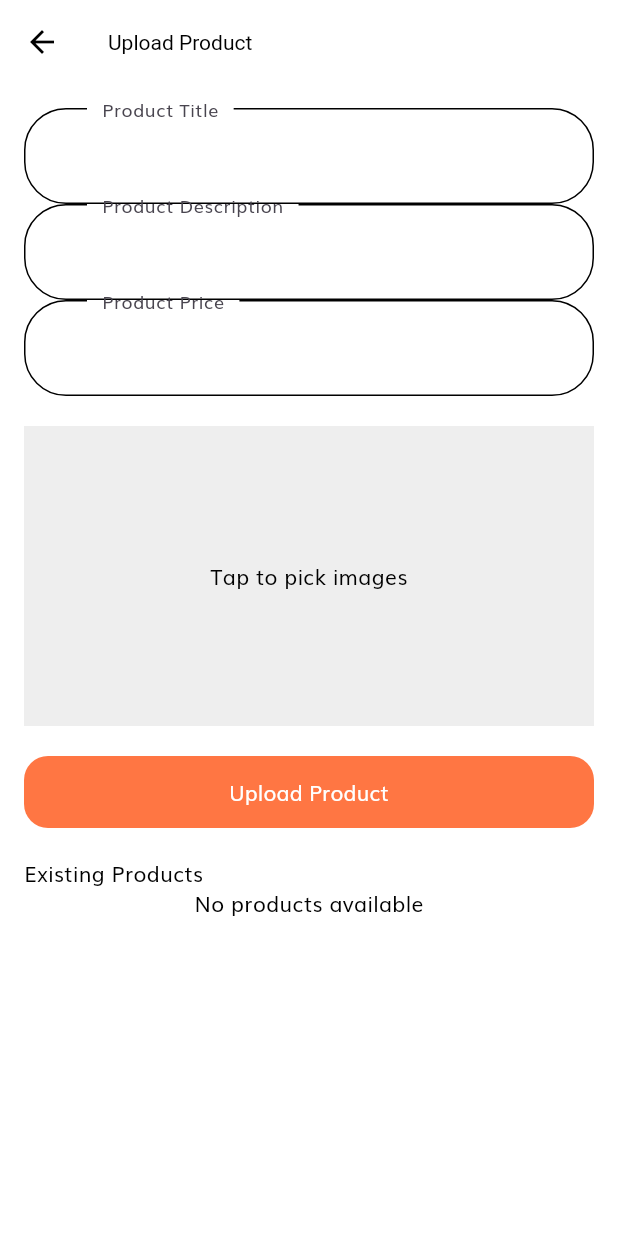
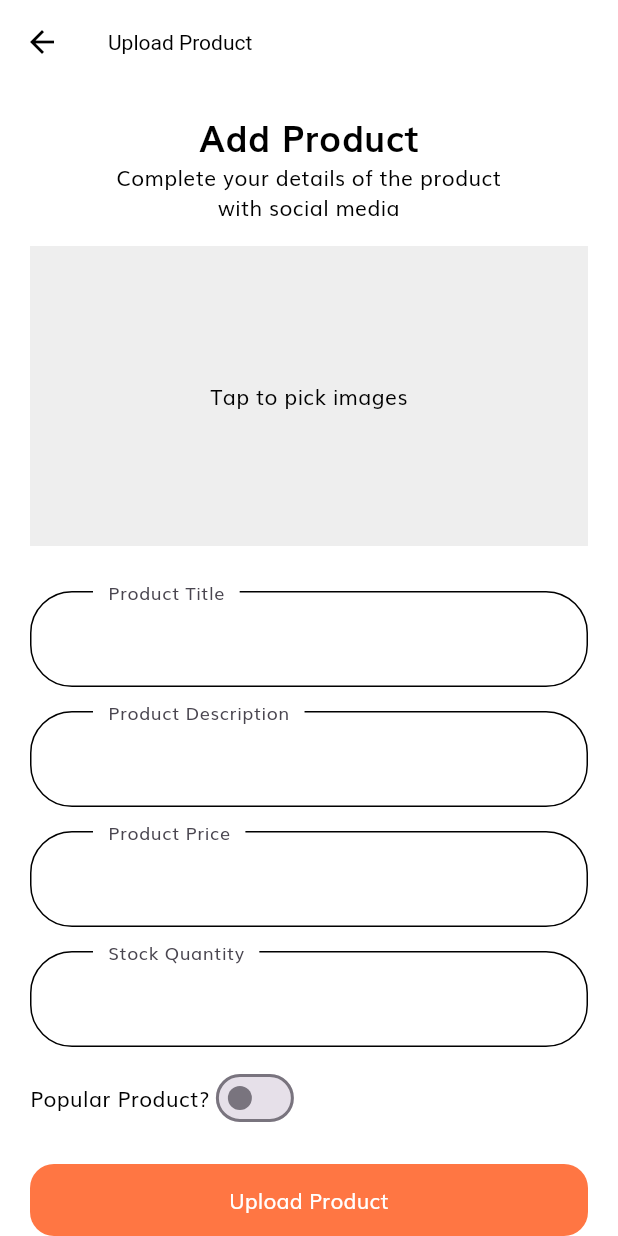
Before and after one commit to izmeera2000/SmartShop, a Flutter app: the SellScreen screen opened by its route, after a tap on "Upload Product", on a phone screen of 412 x 824 dp. Run offline on Flutter 3.47's test engine with Material 3 defaults, Android fonts, the light colour scheme and no system bars; our stand-ins replace cloud_firestore, firebase_auth, firebase_core, firebase_storage, flutter_svg, image_picker and 2 more; missing offline and left inert: firebase_app_check; accounts and stored records are empty.

```diff
--- a/smartshopflutter/lib/routes.dart
+++ b/smartshopflutter/lib/routes.dart
@@ -14,6 +14,7 @@ import 'screens/sign_in/sign_in_screen.dart';
 import 'screens/sign_up/sign_up_screen.dart';
 import 'screens/splash/splash_screen.dart';
 import 'screens/sell/sell_screen.dart';
+import 'screens/sell/sell_lists_screen.dart';
 
 // We use name route
 // All our routes will be available here
@@ -32,4 +33,5 @@ final Map<String, WidgetBuilder> routes = {
   CartScreen.routeName: (context) => const CartScreen(),
   ProfileScreen.routeName: (context) => const ProfileScreen(),
   SellScreen.routeName: (context) => const SellScreen(),
+  SellListScreen.routeName: (context) => const SellListScreen(),
 };
--- a/smartshopflutter/lib/screens/init_screen.dart
+++ b/smartshopflutter/lib/screens/init_screen.dart
@@ -4,7 +4,7 @@ import 'package:smartshopflutter/constants.dart';
 import 'package:smartshopflutter/screens/favorite/favorite_screen.dart';
 import 'package:smartshopflutter/screens/home/home_screen.dart';
 import 'package:smartshopflutter/screens/profile/profile_screen.dart';
-import 'package:smartshopflutter/screens/sell/sell_screen.dart';
+import 'package:smartshopflutter/screens/sell/sell_lists_screen.dart';
 
 const Color inActiveIconColor = Color(0xFFB6B6B6);
 
@@ -28,7 +28,7 @@ class _InitScreenState extends State<InitScreen> {
 
   final pages = [
     const HomeScreen(),
-    const SellScreen(),
+    const SellListScreen(),
     const Center(
       child: Text("Chat"),
     ),
--- a/smartshopflutter/lib/screens/sell/sell_screen.dart
+++ b/smartshopflutter/lib/screens/sell/sell_screen.dart
@@ -2,6 +2,7 @@ import 'package:cloud_firestore/cloud_firestore.dart';
 import 'package:flutter/material.dart';
 import 'package:image_picker/image_picker.dart';
 import 'package:firebase_storage/firebase_storage.dart';
+import 'package:smartshopflutter/constants.dart';
 import 'dart:io';
 import 'package:smartshopflutter/models/Product.dart';
 import 'package:smartshopflutter/components/product_card.dart';
@@ -11,6 +12,7 @@ import '../../../helper/permission.dart';
 
 class SellScreen extends StatefulWidget {
   static const String routeName = "/sell";
+
   const SellScreen({super.key});
 
   @override
@@ -24,88 +26,72 @@ class _SellScreenState extends State<SellScreen> {
   final _titleController = TextEditingController();
   final _descriptionController = TextEditingController();
   final _priceController = TextEditingController();
+  final _stockController = TextEditingController(); // ✅ Added for stock input
+  bool _isPopular = false; // ✅ Added for popular toggle
 
-  Future<List<Product>> fetchProducts() async {
-    final snapshot =
-        await FirebaseFirestore.instance.collection('products').get();
-    return snapshot.docs
-        .map((doc) => Product.fromFirestore(doc.data(), doc.id))
-        .toList();
-  }
+  // Upload function (modified below)
 
   Future<void> uploadProduct() async {
     if (_image == null ||
         _titleController.text.isEmpty ||
         _descriptionController.text.isEmpty ||
-      _priceController.text.isEmpty) {
+        _priceController.text.isEmpty ||
+        _stockController.text.isEmpty) {
+      // ✅ Validate stock too
       print("All fields are required!");
       return;
     }
 
     try {
-    // Get the current user's UID (userId)
       String? userId = await getUserID();
-
-    // Create a list to store image paths
       List<String> imagePaths = [];
 
-    // Check if _image is a List<File> (multiple images)
       if (_image is List<File>) {
-      // Upload each image to Firebase Storage
         for (var image in _image!) {
-        // Define the path for Firebase Storage
-        final filePath = 'products/controller_${DateTime.now().millisecondsSinceEpoch}.jpg';
-
-        // Get a reference to Firebase Storage
+          final filePath =
+              'products/${DateTime.now().millisecondsSinceEpoch}.jpg';
           final storageRef = FirebaseStorage.instance.ref().child(filePath);
-
-        // Upload the file to Firebase Storage
           final uploadTask = storageRef.putFile(image);
           await uploadTask;
-
-        // Instead of getting the download URL, save only the file path
-        imagePaths.add(filePath); // Add the storage path to the list
+          imagePaths.add(filePath);
         }
       }
 
-    // Add product data to Firestore
       final productData = {
         'title': _titleController.text,
         'description': _descriptionController.text,
         'price': double.tryParse(_priceController.text) ?? 0.0,
-      'images': imagePaths, // Store the list of image paths in Firestore
-      'userId': userId, // Add the userId to the product data
+        'stock':
+            int.tryParse(_stockController.text) ?? 0, // ✅ Save stock as int
+        'popular': _isPopular, // ✅ Save popular as bool
+        'images': imagePaths,
+        'userId': userId,
       };
 
       await FirebaseFirestore.instance.collection('products').add(productData);
 
       print("Product uploaded successfully!");
 
-    // Clear form fields
       _titleController.clear();
       _descriptionController.clear();
       _priceController.clear();
+      _stockController.clear();
       setState(() {
-      _image = null; // Clear selected images
+        _image = null;
+        _isPopular = false;
       });
     } catch (e) {
       print("Error uploading product: $e");
     }
   }
 
-  // Updated to handle multiple image selections
   Future<void> pickImage() async {
     final picker = ImagePicker();
-
-    // Request permissions first
     await requestPermissions();
-
-    // Pick multiple images from the gallery
     final pickedFiles = await picker.pickMultiImage();
 
     if (pickedFiles != null && pickedFiles.isNotEmpty) {
       setState(() {
-        // Convert picked files into a list of File objects
         _image = pickedFiles.map((file) => File(file.path)).toList();
       });
     } else {
@@ -118,24 +104,19 @@ Future<void> uploadProduct() async {
     return Scaffold(
       appBar: AppBar(title: const Text("Upload Product")),
       body: Padding(
-        padding: const EdgeInsets.all(16.0),
-        child: ListView(
+            padding: const EdgeInsets.symmetric(horizontal: 20),
+        child: SingleChildScrollView(
+          child: Column(
             children: [
-            TextField(
-              controller: _titleController,
-              decoration: const InputDecoration(labelText: "Product Title"),
+              Column(
+                children: [
+                  const SizedBox(height: 16),
+                  const Text("Add Product", style: headingStyle),
+                  const Text(
+                    "Complete your details of the product  \nwith social media",
+                    textAlign: TextAlign.center,
                   ),
-            TextField(
-              controller: _descriptionController,
-              decoration:
-                  const InputDecoration(labelText: "Product Description"),
-            ),
-            TextField(
-              controller: _priceController,
-              keyboardType: TextInputType.number,
-              decoration: const InputDecoration(labelText: "Product Price"),
-            ),
-            const SizedBox(height: 20),
+                  const SizedBox(height: 16),
                   GestureDetector(
                     onTap: pickImage,
                     child: Container(
@@ -160,53 +141,62 @@ Future<void> uploadProduct() async {
                             ),
                     ),
                   ),
+                  const SizedBox(height: 30),
+
+                  TextField(
+                    controller: _titleController,
+                    decoration:
+                        const InputDecoration(labelText: "Product Title"),
+                  ),
+                  const SizedBox(height: 16),
+
+                  TextField(
+                    controller: _descriptionController,
+                    decoration:
+                        const InputDecoration(labelText: "Product Description"),
+                  ),
+                  const SizedBox(height: 16),
+
+                  TextField(
+                    controller: _priceController,
+                    keyboardType: TextInputType.number,
+                    decoration:
+                        const InputDecoration(labelText: "Product Price"),
+                  ),
+                  const SizedBox(height: 16),
+
+                  TextField(
+                    controller: _stockController, // ✅ Added stock input field
+                    keyboardType: TextInputType.number,
+                    decoration:
+                        const InputDecoration(labelText: "Stock Quantity"),
+                  ),
+                  const SizedBox(height: 10),
+                  Row(
+                    children: [
+                      const Text("Popular Product?"),
+                      Switch(
+                        value: _isPopular,
+                        onChanged: (value) {
+                          setState(() {
+                            _isPopular = value;
+                          });
+                        },
+                      ),
+                    ],
+                  ),
+
                   const SizedBox(height: 20),
                   ElevatedButton(
                     onPressed: uploadProduct,
                     child: const Text("Upload Product"),
                   ),
-            const SizedBox(height: 20),
-            const Text("Existing Products"),
-            FutureBuilder<List<Product>>(
-              future: fetchProducts(),
-              builder: (context, snapshot) {
-                if (snapshot.connectionState == ConnectionState.waiting) {
-                  return const Center(child: CircularProgressIndicator());
-                }
-                if (snapshot.hasError) {
-                  return Center(child: Text("Error: ${snapshot.error}"));
-                }
-                final products = snapshot.data;
-                if (products == null || products.isEmpty) {
-                  return const Center(child: Text("No products available"));
-                }
+                  const SizedBox(height: 30),
 
-                return GridView.builder(
-                  shrinkWrap: true,
-                  itemCount: products.length,
-                  gridDelegate: const SliverGridDelegateWithMaxCrossAxisExtent(
-                    maxCrossAxisExtent: 200,
-                    childAspectRatio: 0.7,
-                    mainAxisSpacing: 20,
-                    crossAxisSpacing: 16,
-                  ),
-                  itemBuilder: (context, index) {
-                    final product = products[index];
-                    return ProductCard(
-                      product: product,
-                      onPress: () {
-                        Navigator.pushNamed(
-                          context,
-                          DetailsScreen.routeName,
-                          arguments: ProductDetailsArguments(product: product),
-                        );
-                      },
-                    );
-                  },
-                );
-              },
+                ],
               ),
             ],
+          ),
         ),
       ),
     );
```
Also changed, not shown: smartshopflutter/lib/screens/login_success/login_success_screen.dart (+21 -14 lines), smartshopflutter/lib/screens/sell/sell_lists_screen.dart (added, +79 -0 lines). Lines whose indentation alone changed are shown as unchanged.
